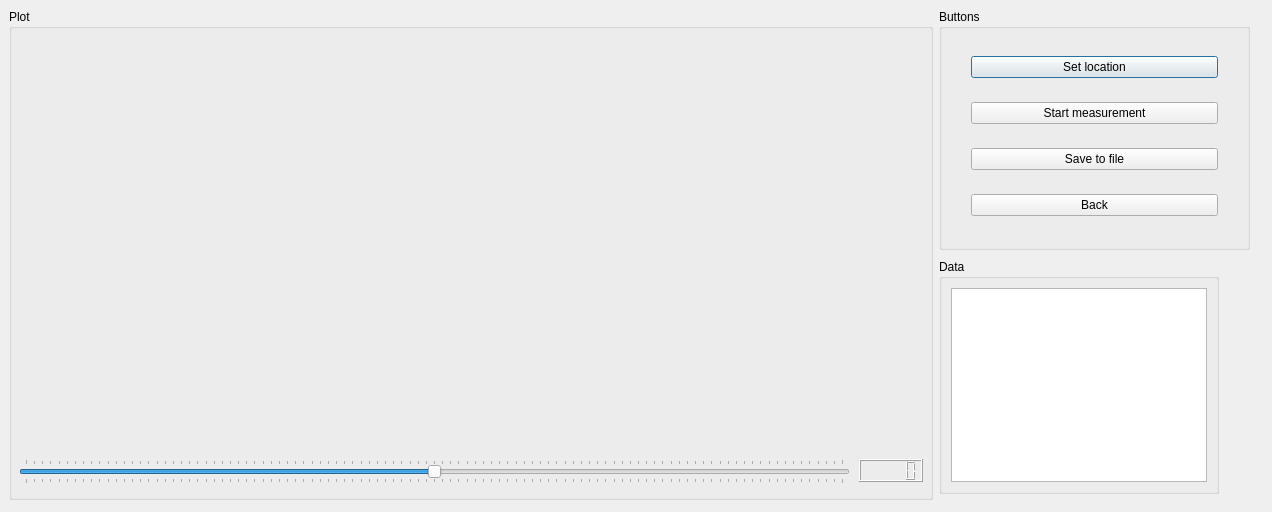
The window that measurewindow.ui (Dawid-Lukasiewicz/ultrasonic-sensor-app) describes before a commit, drawn with Qt 5.
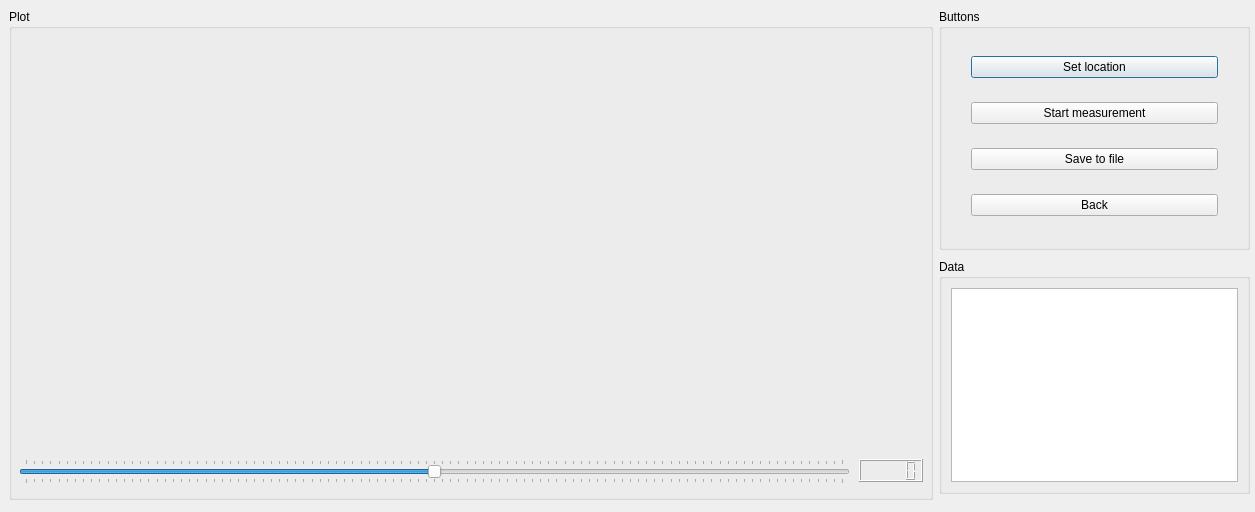
The same window after the commit. Custom widgets are drawn as their Qt base class.

Commit message: adjusting window size

```diff
--- a/measurewindow.ui
+++ b/measurewindow.ui
@@ -6,7 +6,7 @@
    <rect>
     <x>0</x>
     <y>0</y>
-    <width>1272</width>
+    <width>1255</width>
     <height>512</height>
    </rect>
   </property>
@@ -90,7 +90,7 @@
     <rect>
      <x>939</x>
      <y>259</y>
-     <width>280</width>
+     <width>311</width>
      <height>235</height>
     </rect>
    </property>
```
